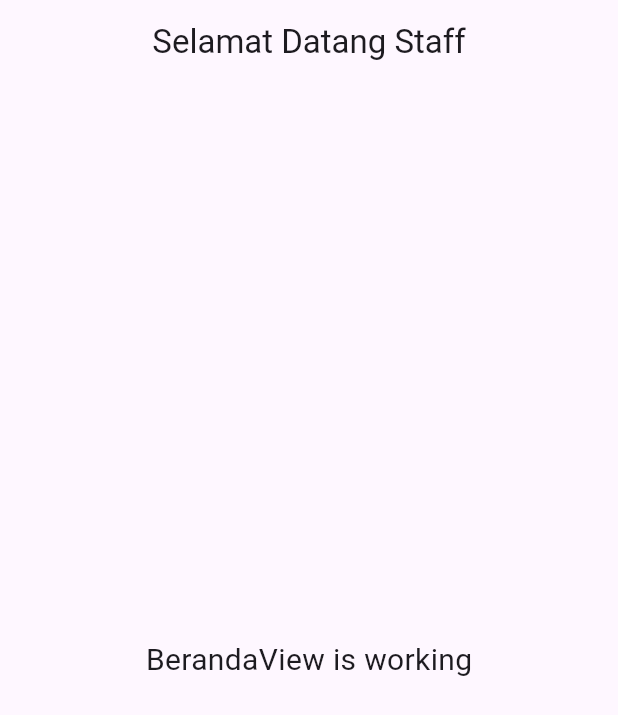
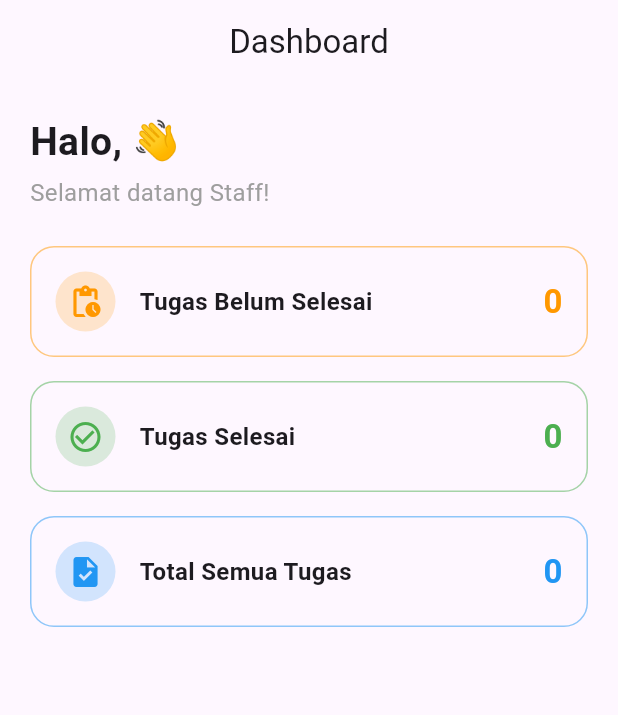
Before and after one commit to Cndynajae/ujikom_mobile_2025, a Flutter app: the BerandaView screen opened directly, on a phone screen of 412 x 824 dp. Shown: the top 715 px of the screen. Run offline on Flutter 3.47's test engine with Material 3 defaults, Android fonts, the phone set to English and light mode, and no system bars; our stand-ins replace get, get_storage, google_fonts, hexcolor, lottie; accounts and stored records are empty; network calls fail.

Commit message:
merubah tampilan halaman beranda

```diff
--- a/lib/app/modules/dashboard/views/beranda_view.dart
+++ b/lib/app/modules/dashboard/views/beranda_view.dart
@@ -1,21 +1,107 @@
 import 'package:flutter/material.dart';
+import 'package:get/get.dart';
+import 'package:intra_sub_mobile/app/modules/dashboard/controllers/dashboard_controller.dart';
 
-import 'package:get/get.dart';
+class BerandaView extends StatelessWidget {
+  const BerandaView({super.key});
 
-class BerandaView extends GetView {
-  const BerandaView({super.key});
   @override
   Widget build(BuildContext context) {
+    final controller = Get.find<DashboardController>();
+
     return Scaffold(
       appBar: AppBar(
-        title: const Text('Selamat Datang Staff'),
+        title: const Text('Dashboard'),
         centerTitle: true,
       ),
-      body: const Center(
-        child: Text(
-          'BerandaView is working',
-          style: TextStyle(fontSize: 20),
-        ),
+      body: Obx(() {
+        final tasks = controller.kanbanResponse.value?.tasks ?? [];
+
+        final totalTugas = tasks.length;
+        final tugasSelesai = tasks.where((task) => task.statusId == 3).length;
+        final tugasBelumSelesai = totalTugas - tugasSelesai;
+
+        return SingleChildScrollView(
+          padding: const EdgeInsets.all(20),
+          child: Column(
+            crossAxisAlignment: CrossAxisAlignment.start,
+            children: [
+              const Text(
+                "Halo, 👋",
+                style: TextStyle(
+                  fontSize: 26,
+                  fontWeight: FontWeight.bold,
+                ),
+              ),
+              const SizedBox(height: 4),
+              const Text(
+                "Selamat datang Staff!",
+                style: TextStyle(fontSize: 16, color: Colors.grey),
+              ),
+              const SizedBox(height: 24),
+              _statCard(
+                icon: Icons.pending_actions,
+                title: "Tugas Belum Selesai",
+                value: "$tugasBelumSelesai",
+                color: Colors.orange,
+              ),
+              const SizedBox(height: 16),
+              _statCard(
+                icon: Icons.check_circle_outline,
+                title: "Tugas Selesai",
+                value: "$tugasSelesai",
+                color: Colors.green,
+              ),
+              const SizedBox(height: 16),
+              _statCard(
+                icon: Icons.task,
+                title: "Total Semua Tugas",
+                value: "$totalTugas",
+                color: Colors.blue,
+              ),
+              const SizedBox(height: 32),
+              const SizedBox(height: 12),
+            ],
+          ),
+        );
+      }),
+    );
+  }
+
+  Widget _statCard({
+    required IconData icon,
+    required String title,
+    required String value,
+    required Color color,
+  }) {
+    return Container(
+      decoration: BoxDecoration(
+        border: Border.all(color: color.withOpacity(0.5)),
+        borderRadius: BorderRadius.circular(16),
+      ),
+      padding: const EdgeInsets.all(16),
+      child: Row(
+        children: [
+          CircleAvatar(
+            backgroundColor: color.withOpacity(0.2),
+            child: Icon(icon, color: color),
+          ),
+          const SizedBox(width: 16),
+          Expanded(
+            child: Text(
+              title,
+              style: const TextStyle(fontSize: 16, fontWeight: FontWeight.w600),
+            ),
+          ),
+          Text(
+            value,
+            style: TextStyle(
+              fontSize: 22,
+              fontWeight: FontWeight.bold,
+              color: color,
+            ),
+          ),
+        ],
       ),
     );
   }
--- a/lib/app/modules/dashboard/views/profile_view.dart
+++ b/lib/app/modules/dashboard/views/profile_view.dart
@@ -21,9 +21,9 @@ class ProfileView extends GetView<ProfileController> {
             onPressed: () {
               Get.defaultDialog(
                   title: "Konfirmasi",
-                  middleText: "Apakah anda ingin Logout ?",
-                  textConfirm: "Ya",
-                  textCancel: "Tidak",
+                  middleText: "Apakah anda ingin Keluar ?",
+                  textConfirm: "Ya, Keluar",
+                  textCancel: "Batal",
                   confirmTextColor: Colors.white,
                   onConfirm: () {
                     controller.logout();
```
